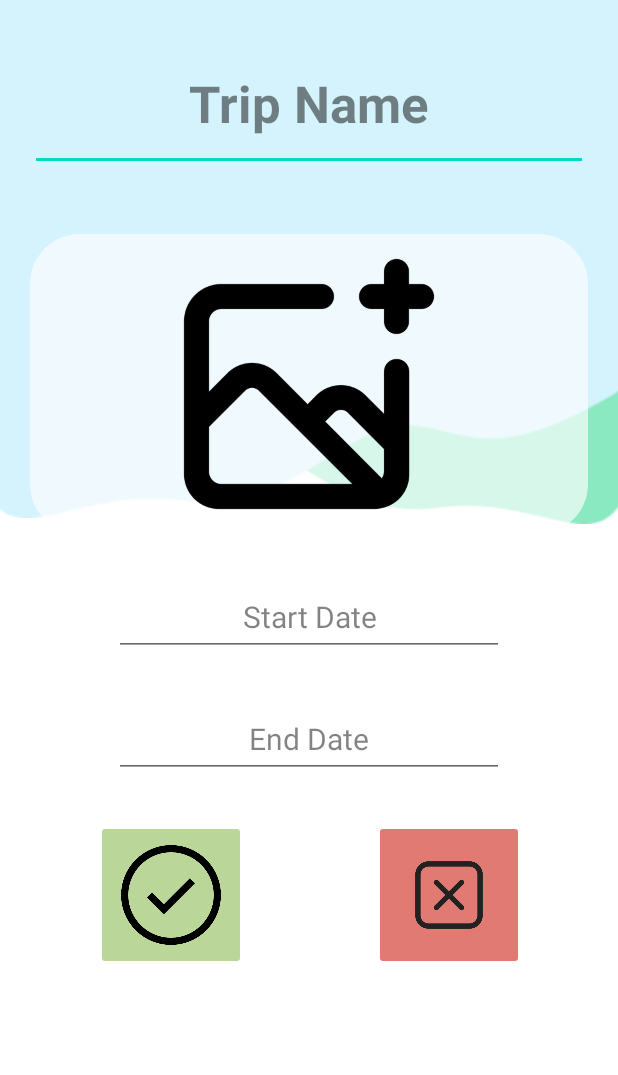
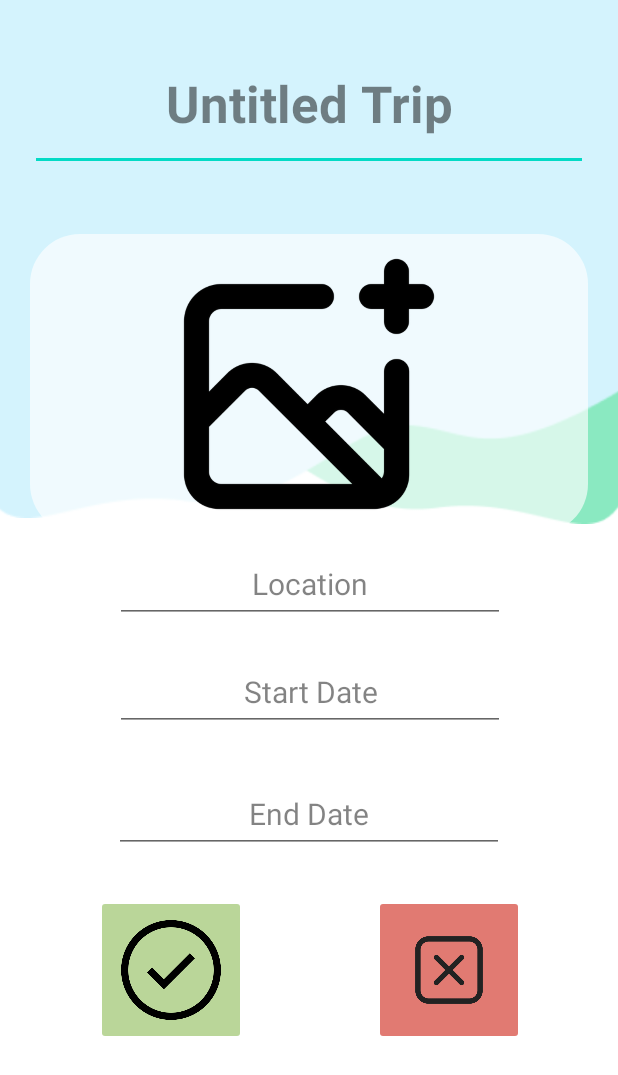
Before and after one commit to minawang01/globey_app, an Android app: the layout activity_add_trip_page.xml on its own in the app's theme, with its tools: preview values and no code run, on a phone screen of 412 x 824 dp. Shown: the top 1075 px of the screen. Run offline under Robolectric (Android 15) with nearby library versions, the phone set to English and light mode, and no system bars; network calls fail.

Commit message:
Change add_trip_page to AddTripActivity

```diff
--- a/client/app/src/main/AndroidManifest.xml
+++ b/client/app/src/main/AndroidManifest.xml
@@ -14,7 +14,7 @@
         android:usesCleartextTraffic="true"
         tools:targetApi="31">
         <activity
-            android:name=".add_trip_page"
+            android:name=".AddTripActivity"
             android:exported="false">
             <meta-data
                 android:name="android.app.lib_name"
--- a/client/app/src/main/java/APP_DESIGN_PROJECT/globeyapp/MainActivity.kt
+++ b/client/app/src/main/java/APP_DESIGN_PROJECT/globeyapp/MainActivity.kt
@@ -5,6 +5,7 @@ import android.os.Bundle
 import android.util.Log
 import android.widget.Button
 import android.content.Intent
+import android.widget.LinearLayout
 import android.widget.ScrollView
 import android.widget.SimpleAdapter
 import com.android.volley.Request
@@ -58,8 +59,8 @@ class MainActivity : AppCompatActivity() {
 
                 val adapter = SimpleAdapter(this, list, R.layout.trip_list_item,
                 arrayOf("Name", "Location", "Start", "End", "ID"), intArrayOf(R.id.name, R.id.location, R.id.start, R.id.end, R.id.index))
-                val scroll_view: ScrollView = findViewById(R.id.scroll_view)
-                scroll_view.adapter = adapter
+                //val scroll_view: LinearLayout = findViewById(R.id.trip_layout)
+                //scroll_view.adapter = adapter
             },
             { error ->
                 Log.e("GlobeyApp", error.toString())
--- a/client/app/src/main/java/private/Trip.kt
+++ /dev/null
@@ -1,4 +0,0 @@
-package private
-
-class Trip(var name: String, var location: String, var start: String, var end: String) {
-}
--- a/client/app/src/main/res/layout/activity_add_trip_page.xml
+++ b/client/app/src/main/res/layout/activity_add_trip_page.xml
@@ -4,7 +4,7 @@
     xmlns:tools="http://schemas.android.com/tools"
     android:layout_width="match_parent"
     android:layout_height="match_parent"
-    tools:context=".add_trip_page">
+    tools:context=".AddTripActivity">
 
     <ImageView
         android:id="@+id/imageView9"
@@ -53,7 +53,7 @@
                 android:inputType="textPersonName"
                 android:paddingStart="20dp"
                 android:paddingEnd="20dp"
-                android:text="Trip Name"
+                android:text="Untitled Trip"
                 android:textAlignment="center"
                 android:textColor="#80070707"
                 android:textSize="34sp"
@@ -79,10 +79,26 @@
                 tools:ignore="SpeakableTextPresentCheck" />
 
             <EditText
-                android:id="@+id/editTextDate3"
+                android:id="@+id/location"
                 android:layout_width="260dp"
                 android:layout_height="51dp"
-                android:layout_marginTop="30dp"
+                android:layout_marginTop="8dp"
+                android:ems="10"
+                android:inputType="date"
+                android:text="Location"
+                android:textAlignment="center"
+                android:textColor="#80070707"
+                android:textSize="20sp"
+                app:layout_constraintEnd_toEndOf="parent"
+                app:layout_constraintHorizontal_bias="0.504"
+                app:layout_constraintStart_toStartOf="parent"
+                app:layout_constraintTop_toBottomOf="@+id/add_trip_img_btn" />
+
+            <EditText
+                android:id="@+id/start_date"
+                android:layout_width="260dp"
+                android:layout_height="51dp"
+                android:layout_marginTop="80dp"
                 android:ems="10"
                 android:inputType="date"
                 android:text="Start Date"
@@ -90,11 +106,12 @@
                 android:textColor="#80070707"
                 android:textSize="20sp"
                 app:layout_constraintEnd_toEndOf="parent"
+                app:layout_constraintHorizontal_bias="0.504"
                 app:layout_constraintStart_toStartOf="parent"
                 app:layout_constraintTop_toBottomOf="@+id/add_trip_img_btn" />
 
             <EditText
-                android:id="@+id/editTextDate4"
+                android:id="@+id/end_date"
                 android:layout_width="260dp"
                 android:layout_height="51dp"
                 android:layout_marginTop="30dp"
@@ -106,7 +123,7 @@
                 android:textSize="20sp"
                 app:layout_constraintEnd_toEndOf="parent"
                 app:layout_constraintStart_toStartOf="parent"
-                app:layout_constraintTop_toBottomOf="@+id/editTextDate3" />
+                app:layout_constraintTop_toBottomOf="@+id/start_date" />
 
             <ImageButton
                 android:id="@+id/confirm_btn"
@@ -117,7 +134,7 @@
                 android:backgroundTint="#B59EC670"
                 android:scaleType="fitCenter"
                 app:layout_constraintStart_toStartOf="parent"
-                app:layout_constraintTop_toBottomOf="@id/editTextDate4"
+                app:layout_constraintTop_toBottomOf="@id/end_date"
                 app:srcCompat="@drawable/confirm"
                 tools:ignore="SpeakableTextPresentCheck" />
 
@@ -131,7 +148,7 @@
                 app:layout_constraintEnd_toEndOf="parent"
                 app:layout_constraintHorizontal_bias="0.669"
                 app:layout_constraintStart_toEndOf="@+id/confirm_btn"
-                app:layout_constraintTop_toBottomOf="@+id/editTextDate4"
+                app:layout_constraintTop_toBottomOf="@+id/end_date"
                 app:srcCompat="@drawable/cancel"
                 tools:ignore="SpeakableTextPresentCheck" />
 
--- a/client/app/src/main/res/layout/activity_trip_expanded_page.xml
+++ b/client/app/src/main/res/layout/activity_trip_expanded_page.xml
@@ -4,7 +4,7 @@
     xmlns:tools="http://schemas.android.com/tools"
     android:layout_width="match_parent"
     android:layout_height="match_parent"
-    tools:context=".MainActivity">
+    tools:context=".Trip_Expanded_Page">
 
 
     <ImageView
--- /dev/null
+++ b/client/app/src/main/res/layout/trip_list_item.xml
@@ -0,0 +1,6 @@
+<?xml version="1.0" encoding="utf-8"?>
+<androidx.constraintlayout.widget.ConstraintLayout xmlns:android="http://schemas.android.com/apk/res/android"
+    android:layout_width="match_parent"
+    android:layout_height="match_parent">
+
+</androidx.constraintlayout.widget.ConstraintLayout>
```
Also changed, not shown: client/app/src/main/java/APP_DESIGN_PROJECT/globeyapp/AddTripActivity.kt (+6 -6 lines), client/app/src/main/java/APP_DESIGN_PROJECT/globeyapp/add_trip_page.kt (deleted, +0 -11 lines), client/app/src/main/res/layout/activity_main.xml (+4 -4 lines).
